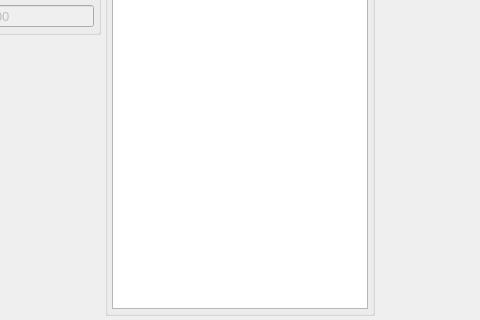
Old version of the form src/gui/configurationtab.ui in the repository disorderedmaterials/dissolve; both pictures show x 99 to 579 and y 376 to 696 of the 1254 by 696 pixel window.
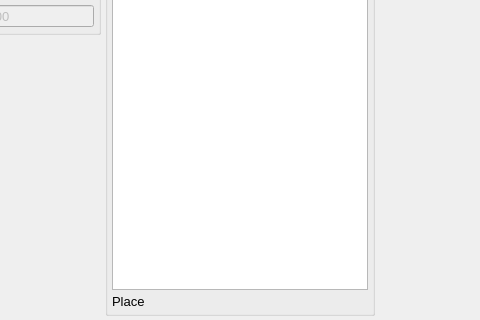
New version of the form. Icons and pictures are not drawn. Custom widgets are drawn as their Qt base class.

```diff
--- a/src/gui/configurationtab.ui
+++ b/src/gui/configurationtab.ui
@@ -678,7 +678,7 @@
        </layout>
       </item>
       <item>
-       <widget class="QTreeView" name="ProcedureWidget" native="true">
+       <widget class="QListView" name="ProcedureWidget" native="true">
         <property name="sizePolicy">
          <sizepolicy hsizetype="Minimum" vsizetype="Expanding">
           <horstretch>0</horstretch>
@@ -687,6 +687,19 @@
         </property>
        </widget>
       </item>
+        <item>
+         <widget class="QLabel" name="TempLabel">
+          <property name="sizePolicy">
+           <sizepolicy hsizetype="Minimum" vsizetype="Preferred">
+            <horstretch>0</horstretch>
+            <verstretch>0</verstretch>
+           </sizepolicy>
+          </property>
+          <property name="text">
+           <string>Place</string>
+          </property>
+         </widget>
+        </item>
      </layout>
     </widget>
    </item>
```
